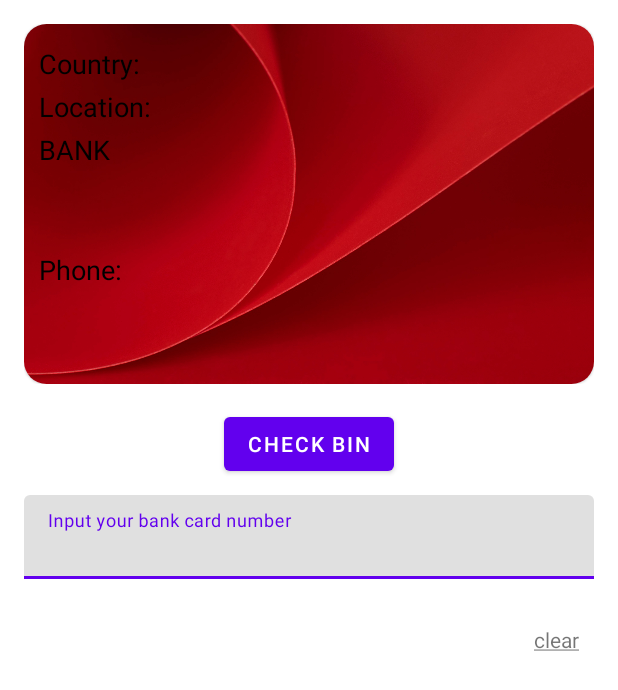
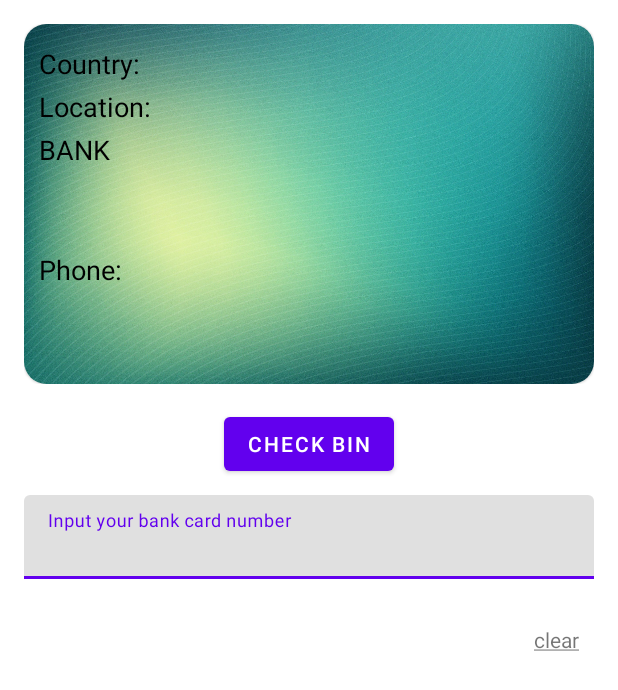
Before and after one commit to Zhigaras/Bin-Request, an Android app: the screen it shows after launch (MainActivity), after a tap on "clear", on a phone screen of 412 x 824 dp. Shown: the top 690 px of the screen. Run offline under Robolectric (Android 15) with nearby library versions, the phone set to English and light mode, and no system bars; our stand-ins replace Dagger/Hilt's generated code.

```diff
--- a/app/build.gradle
+++ b/app/build.gradle
@@ -73,10 +73,4 @@ dependencies {
     //OkHttpLoginInterceptor для наблюдения за подключением в логах
     implementation 'com.squareup.okhttp3:logging-interceptor:5.0.0-alpha.2'
 
-    //Room
-    def roomVersion = "2.4.3"
-    implementation "androidx.room:room-runtime:$roomVersion"
-    implementation "androidx.room:room-ktx:$roomVersion"
-    kapt "androidx.room:room-compiler:$roomVersion"
-
 }
--- a/app/src/main/java/com/zhigaras/binrequest/App.kt
+++ b/app/src/main/java/com/zhigaras/binrequest/App.kt
@@ -1,22 +1,7 @@
 package com.zhigaras.binrequest
 
 import android.app.Application
-import androidx.room.Room
-import com.zhigaras.binrequest.database.AppDatabase
 import dagger.hilt.android.HiltAndroidApp
 
 @HiltAndroidApp
-class App: Application() {
-
-    lateinit var db: AppDatabase
-
-    override fun onCreate() {
-        super.onCreate()
-
-        db = Room.databaseBuilder(
-            applicationContext,
-            AppDatabase::class.java,
-            "search_request_history_db"
-        ).build()
-    }
-}
+class App: Application()
--- a/app/src/main/java/com/zhigaras/binrequest/database/AppDatabase.kt
+++ /dev/null
@@ -1,9 +0,0 @@
-package com.zhigaras.binrequest.database
-
-import androidx.room.Database
-import androidx.room.RoomDatabase
-
-@Database(entities = [SearchRequestEntity::class], version = 1)
-abstract class AppDatabase: RoomDatabase() {
-    abstract fun searchRequestDao(): SearchRequestDao
-}
--- a/app/src/main/java/com/zhigaras/binrequest/presentation/MainViewModel.kt
+++ b/app/src/main/java/com/zhigaras/binrequest/presentation/MainViewModel.kt
@@ -78,10 +78,14 @@ class MainViewModel @Inject constructor(
     }
 
     fun addRequestToPrefs(number: String) {
-        mainRepository.addToPrefs(number)
+        viewModelScope.launch(Dispatchers.IO) {
+            mainRepository.addToPrefs(number)
+        }
     }
 
     fun clearPrefs() {
-        mainRepository.clearPrefs()
+        viewModelScope.launch(Dispatchers.IO) {
+            mainRepository.clearPrefs()
+        }
     }
 }
--- a/app/src/main/java/com/zhigaras/binrequest/repository/LocaleRepository.kt
+++ b/app/src/main/java/com/zhigaras/binrequest/repository/LocaleRepository.kt
@@ -23,13 +23,13 @@ class LocaleRepository @Inject constructor() {
         searchHistoryPrefs = context.getSharedPreferences(SEARCH_HISTORY_PREFS, MODE_PRIVATE)
     }
 
-    fun addToPrefs(item: String) {
+    suspend fun addToPrefs(item: String) {
         if (searchHistoryPrefs.contains(item))
             searchHistoryPrefs.edit().remove(item).apply()
         searchHistoryPrefs.edit().putString(item, System.currentTimeMillis().toString()).apply()
     }
 
-    fun clearPrefs() {
+    suspend fun clearPrefs() {
         searchHistoryPrefs.edit().clear().apply()
     }
 
--- a/app/src/main/java/com/zhigaras/binrequest/repository/MainRepository.kt
+++ b/app/src/main/java/com/zhigaras/binrequest/repository/MainRepository.kt
@@ -21,11 +21,11 @@ class MainRepository @Inject constructor(
         localeRepository.initSharedPrefs(context)
     }
 
-    fun addToPrefs(item: String) {
+    suspend fun addToPrefs(item: String) {
         localeRepository.addToPrefs(item)
     }
 
-    fun clearPrefs() {
+    suspend fun clearPrefs() {
         localeRepository.clearPrefs()
     }
     fun getAllFromPrefs() : Flow<List<String>> {
--- a/app/src/main/res/layout/card_info_layout.xml
+++ b/app/src/main/res/layout/card_info_layout.xml
@@ -18,7 +18,7 @@
         <androidx.constraintlayout.widget.ConstraintLayout
             android:layout_width="match_parent"
             android:layout_height="match_parent"
-            android:background="@drawable/elegant_red_papers_copy_space">
+            android:background="@drawable/card_background">
 
             <androidx.constraintlayout.widget.Guideline
                 android:id="@+id/guideline_start"
--- a/app/src/main/res/layout/search_request_item.xml
+++ b/app/src/main/res/layout/search_request_item.xml
@@ -6,6 +6,7 @@
     <androidx.appcompat.widget.AppCompatTextView
         android:layout_width="match_parent"
         android:id="@+id/item_textview"
+        android:textSize="17sp"
         android:padding="5dp"
         android:layout_height="wrap_content"/>
 
```
Also changed, not shown: app/src/main/java/com/zhigaras/binrequest/database/SearchRequestDao.kt (deleted, +0 -22 lines), app/src/main/java/com/zhigaras/binrequest/database/SearchRequestEntity.kt (deleted, +0 -14 lines), app/src/main/res/drawable/card_background.jpg (added).
